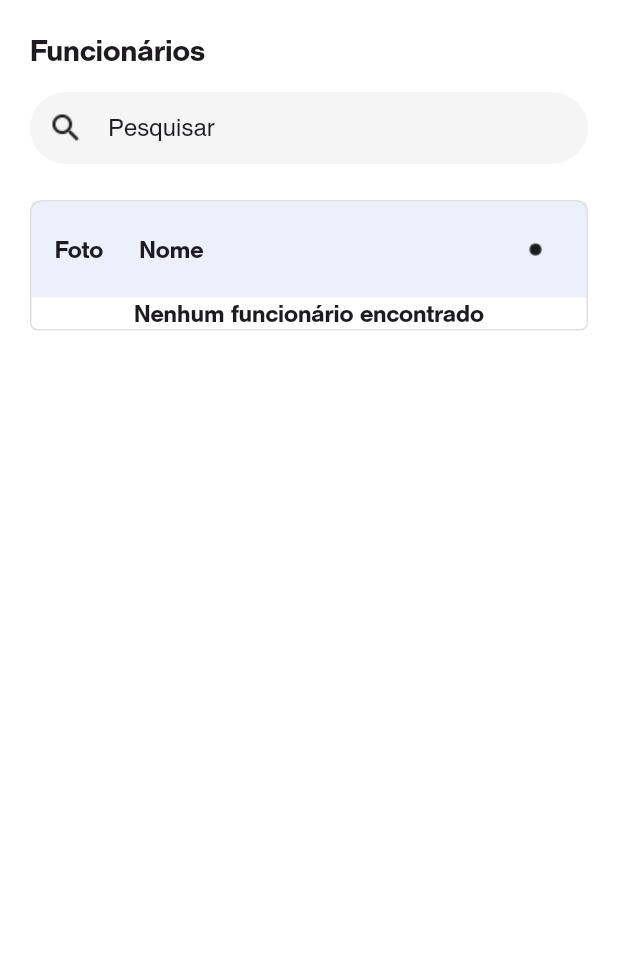
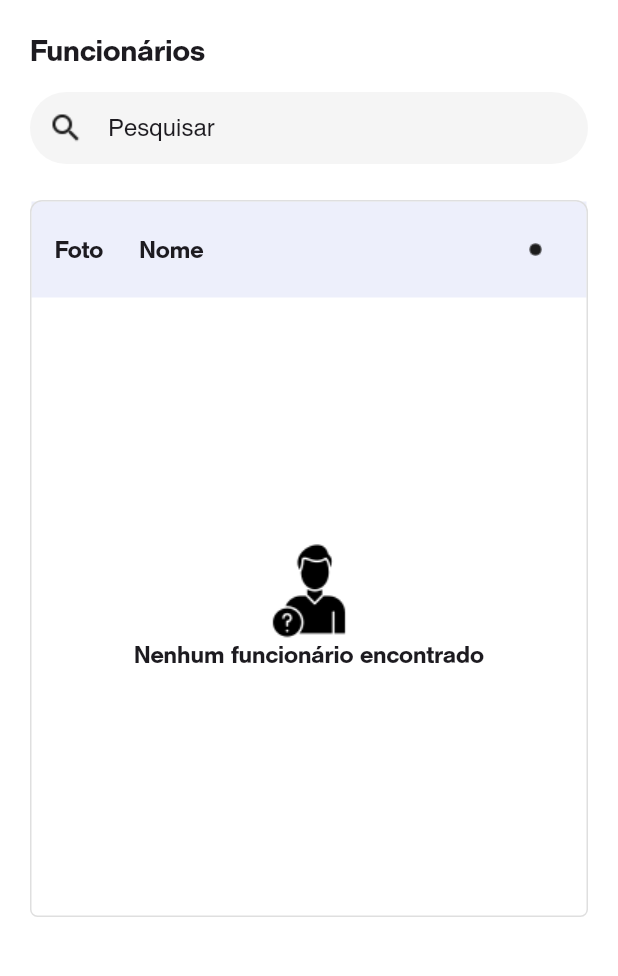
Before and after one commit to joaovvn/betalent_test, a Flutter app: the screen it shows after launch, on a phone screen of 412 x 824 dp, the part 52-1028 px from its top. Run offline on Flutter 3.47's test engine with Material 3 defaults, Android fonts, the phone set to English and light mode, and no system bars; our stand-ins replace get; network calls fail.

Commit message:
Feat: no employee found warning

```diff
--- a/lib/core/constants/app_icons.dart
+++ b/lib/core/constants/app_icons.dart
@@ -3,4 +3,5 @@ class AppIcons {
   static const arrowDropUp = "assets/icons/arrow_drop_up.png";
   static const search = "assets/icons/search.png";
   static const circle = "assets/icons/circle.png";
+  static const missing = "assets/icons/missing.png";
 }
--- a/lib/features/home/view/home_view.dart
+++ b/lib/features/home/view/home_view.dart
@@ -1,4 +1,5 @@
 import 'package:betalent_mobile/core/constants/app_colors.dart';
+import 'package:betalent_mobile/core/constants/app_icons.dart';
 import 'package:betalent_mobile/core/constants/app_images.dart';
 import 'package:betalent_mobile/features/home/view_model/home_view_model.dart';
 import 'package:betalent_mobile/features/home/widgets/custom_search_bar.dart';
@@ -51,11 +52,20 @@ class HomeView extends StatelessWidget {
                         ListHeader(),
                         Obx(() {
                           return _homeViewModel.employeeList.isEmpty
-                              ? Text(
-                                  "Nenhum funcionário encontrado",
-                                  style: Theme.of(context)
-                                      .textTheme
-                                      .headlineMedium,
+                              ? SizedBox(
+                                  height: MediaQuery.of(context).size.width,
+                                  child: Column(
+                                    mainAxisAlignment: MainAxisAlignment.center,
+                                    children: [
+                                      Image.asset(AppIcons.missing),
+                                      Text(
+                                        "Nenhum funcionário encontrado",
+                                        style: Theme.of(context)
+                                            .textTheme
+                                            .headlineMedium,
+                                      ),
+                                    ],
+                                  ),
                                 )
                               : ListView.separated(
                                   shrinkWrap: true,
```
Also changed, not shown: assets/icons/missing.png (added).
